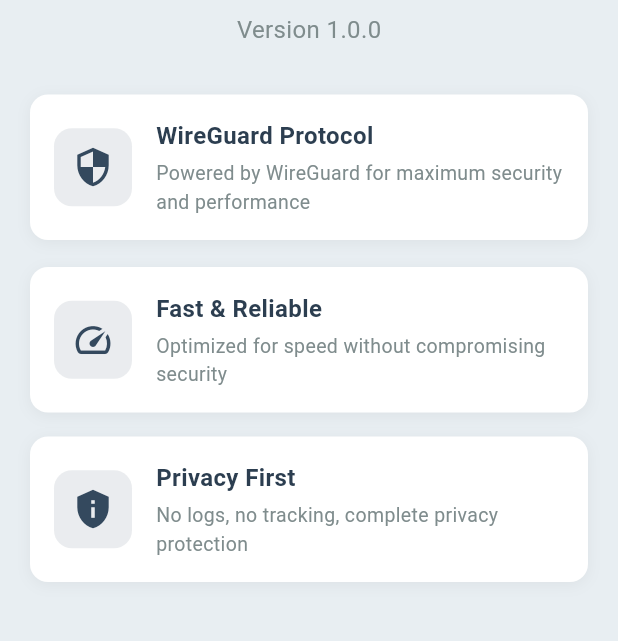
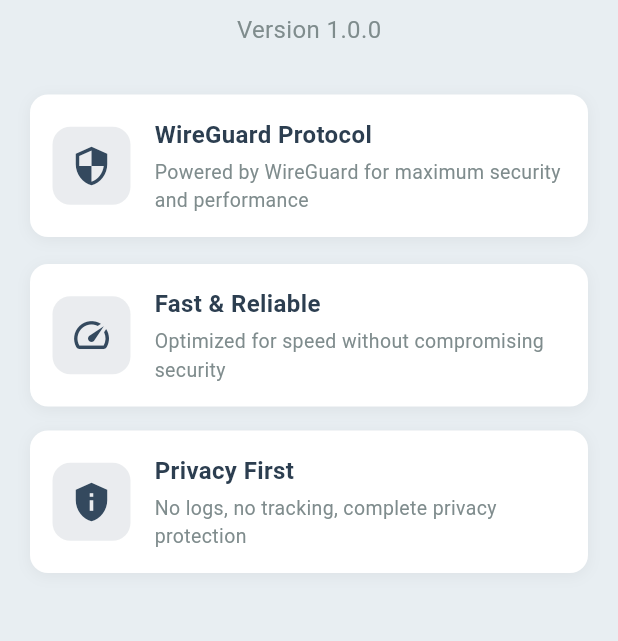
Before and after one commit to mohitchamoIi/obscura, a Flutter app: the AboutScreen screen opened by its route, on a phone screen of 412 x 824 dp, the part 432-1073 px from its top. Run offline on Flutter 3.47's test engine with Material 3 defaults, Android fonts, the phone set to English and light mode, and no system bars.

Commit message:
Update about_screen.dart

```diff
--- a/lib/screens/about_screen.dart
+++ b/lib/screens/about_screen.dart
@@ -85,7 +85,7 @@
     required String description,
   }) {
     return Container(
-      padding: const EdgeInsets.all(16),
+      padding: const EdgeInsets.all(15),
       decoration: BoxDecoration(
         color: Colors.white,
         borderRadius: BorderRadius.circular(12),
```
